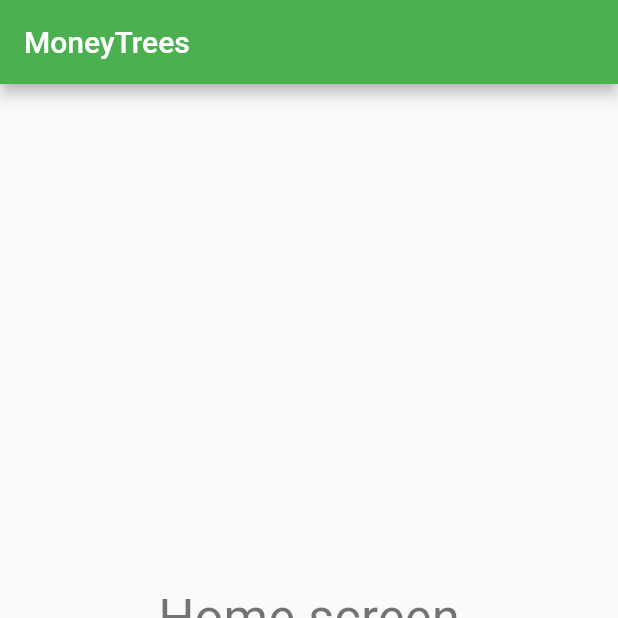
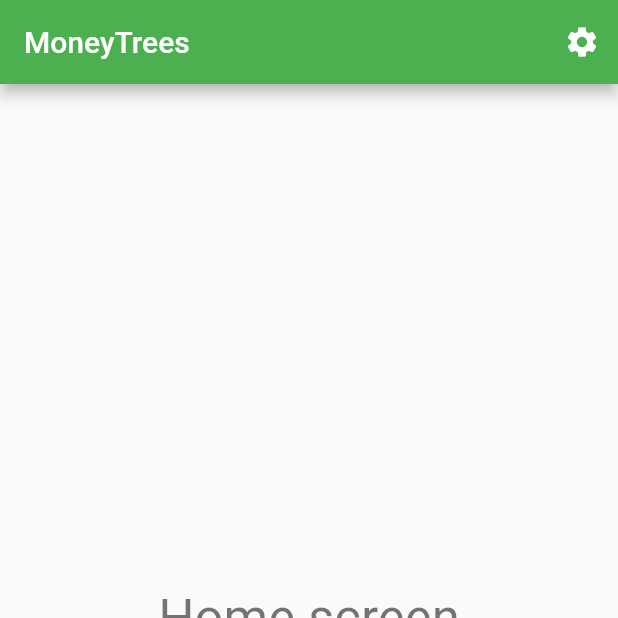
Before and after one commit to lgeng12/hacktj_2019, a Flutter app: the screen it shows after launch, on a phone screen of 412 x 824 dp, the top half of it. Run offline on Flutter 3.47's test engine with Material 2 defaults, Android fonts, the light colour scheme and no system bars.

Commit message:
settings page

```diff
--- a/lib/main.dart
+++ b/lib/main.dart
@@ -19,6 +19,10 @@ class MyApp extends StatelessWidget {
 }
 
 class MoneyTreesState extends State<MoneyTrees> {
+  final TextStyle _biggerWhite = const TextStyle(color: Colors.white, fontSize: 20.0);
+  final TextStyle _standardWhite = const TextStyle(color: Colors.white, fontSize: 16.0);
+  final TextStyle _standardBlack = const TextStyle(color: Colors.black, fontSize: 18.0);
+
   PageController _pageController;
   int _page = 0;
 
@@ -52,8 +56,11 @@ class MoneyTreesState extends State<MoneyTrees> {
       appBar: new AppBar(
         title: new Text(
           widget.title,
-          style: new TextStyle(color: Colors.white),
+          style: _biggerWhite,
         ),
+        actions: <Widget>[
+          new IconButton(icon: const Icon(Icons.settings), onPressed: _pushSaved),
+        ],
       ),
       body: new PageView(
         children: [
@@ -78,9 +85,7 @@ class MoneyTreesState extends State<MoneyTrees> {
                 ),
                 title: new Text(
                   "Home",
-                  style: new TextStyle(
-                    color: Colors.white,
-                  ),
+                  style: _standardWhite,
                 )),
             new BottomNavigationBarItem(
                 icon: new Icon(
@@ -89,9 +94,7 @@ class MoneyTreesState extends State<MoneyTrees> {
                 ),
                 title: new Text(
                   "Tree",
-                  style: new TextStyle(
-                    color: Colors.white,
-                  ),
+                  style: _standardWhite,
                 )),
             new BottomNavigationBarItem(
                 icon: new Icon(
@@ -100,14 +103,31 @@ class MoneyTreesState extends State<MoneyTrees> {
                 ),
                 title: new Text(
                   "Friends",
-                  style: new TextStyle(
-                    color: Colors.white,
-                  ),
+                  style: _standardWhite,
                 ))
           ],
           onTap: navigationTapped,
           currentIndex: _page,
         ),
+      ),
+    );
+  }
+
+  void _pushSaved() {
+    Navigator.of(context).push(
+      new MaterialPageRoute<void>(
+        builder: (BuildContext context) {
+          return new Scaffold(appBar: new AppBar(
+              title: const Text('Settings'),
+            ),
+            body: new Container(
+              margin: const EdgeInsets.all(10.0),
+              color: Colors.white,
+              alignment: Alignment.center,
+              child: Text('Hello World', style: _standardBlack,),
+            )
+          );
+        }
       ),
     );
   }
```
